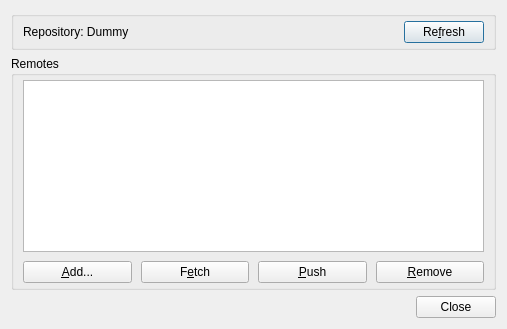
Old version of the form src/plugins/git/remotedialog.ui in the repository qt-creator/qt-creator.
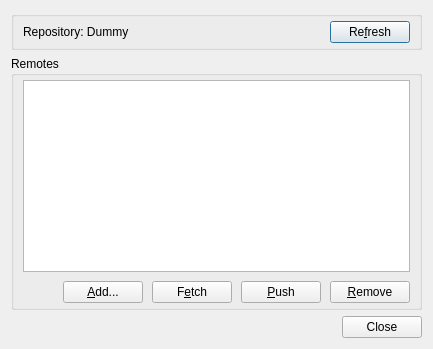
New version of the form.

Commit message:
Git: Remotedialog, replace QTableView with QTreeView
QTreeView is a better list view with columns than QTableView.
One special reason for this change is that QTreeView
finds a proper default row height regardless of the system
DPI.

```diff
--- a/src/plugins/git/remotedialog.ui
+++ b/src/plugins/git/remotedialog.ui
@@ -2,14 +2,6 @@
 <ui version="4.0">
  <class>Git::Internal::RemoteDialog</class>
  <widget class="QDialog" name="Git::Internal::RemoteDialog">
-  <property name="geometry">
-   <rect>
-    <x>0</x>
-    <y>0</y>
-    <width>507</width>
-    <height>329</height>
-   </rect>
-  </property>
   <property name="windowTitle">
    <string>Remotes</string>
   </property>
@@ -62,7 +54,7 @@
        <number>4</number>
       </property>
       <item>
-       <widget class="QTableView" name="remoteView">
+       <widget class="QTreeView" name="remoteView">
         <property name="minimumSize">
          <size>
           <width>0</width>
@@ -78,22 +70,29 @@
         <property name="selectionBehavior">
          <enum>QAbstractItemView::SelectRows</enum>
         </property>
-        <property name="showGrid">
+        <property name="rootIsDecorated">
          <bool>false</bool>
         </property>
-        <property name="wordWrap">
-         <bool>false</bool>
+        <property name="uniformRowHeights">
+         <bool>true</bool>
         </property>
-        <attribute name="horizontalHeaderVisible">
-         <bool>false</bool>
-        </attribute>
-        <attribute name="verticalHeaderVisible">
-         <bool>false</bool>
-        </attribute>
        </widget>
       </item>
       <item>
        <layout class="QHBoxLayout" name="horizontalLayout">
+        <item>
+         <spacer name="horizontalSpacer">
+          <property name="orientation">
+           <enum>Qt::Horizontal</enum>
+          </property>
+          <property name="sizeHint" stdset="0">
+           <size>
+            <width>40</width>
+            <height>20</height>
+           </size>
+          </property>
+         </spacer>
+        </item>
         <item>
          <widget class="QPushButton" name="addButton">
           <property name="text">
```
The commit also changes 3 other files.
